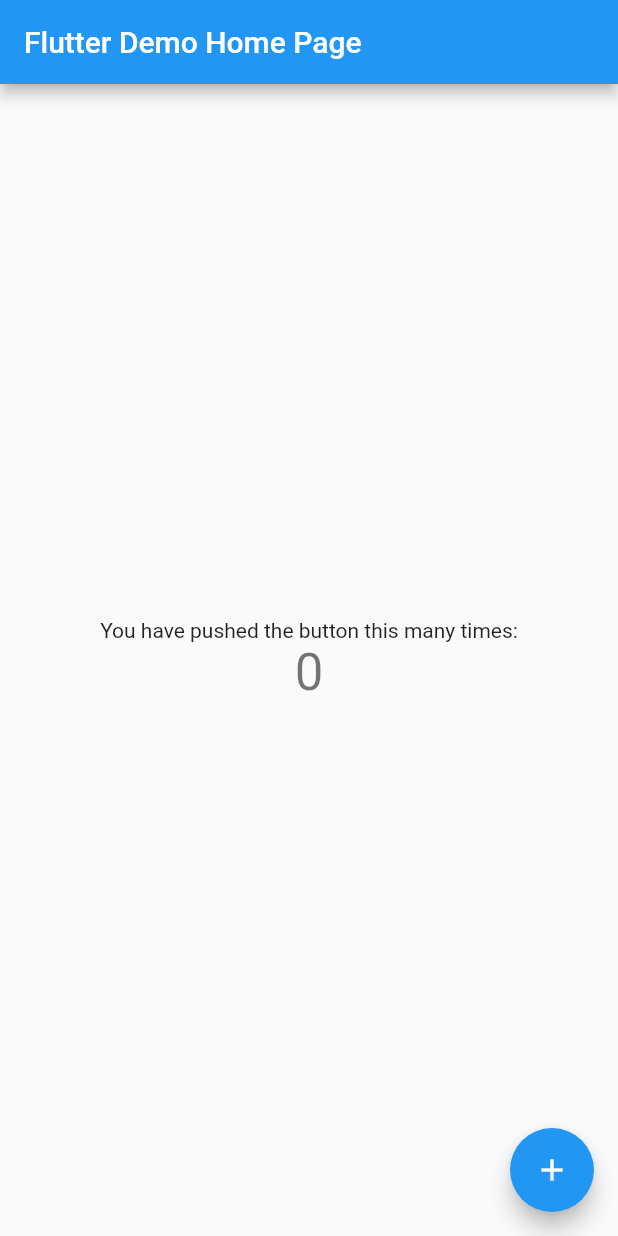
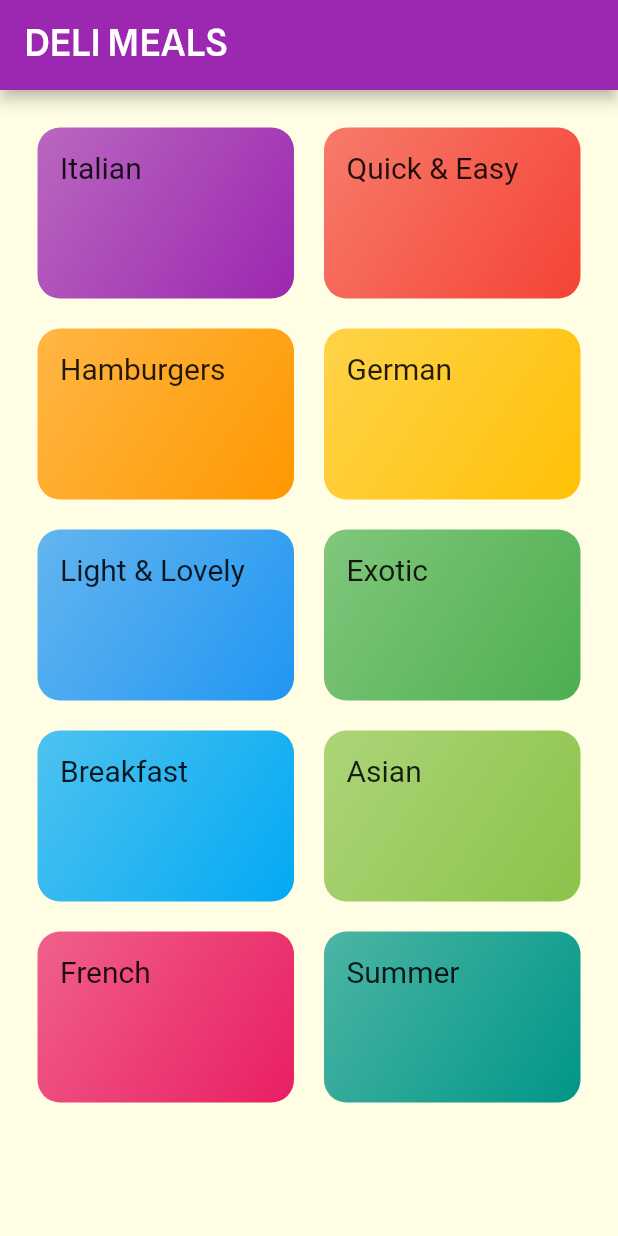
Before and after one commit to sadiksha1000/DeliZ, a Flutter app: the screen it shows after launch, on a phone screen of 412 x 824 dp. Run offline on Flutter 3.47's test engine with Material 2 defaults, Android fonts, the phone set to English and light mode, and no system bars; Roboto replaces fonts that are missing (SplineSans-Medium).

Commit message:
Food Categories

```diff
--- /dev/null
+++ b/delizious/lib/dummy_data.dart
@@ -0,0 +1,408 @@
+import 'package:flutter/material.dart';
+
+import './models/category.dart';
+// import './models/meal.dart';
+
+const DUMMY_CATEGORIES = [
+  Category(
+    id: 'c1',
+    title: 'Italian',
+    color: Colors.purple,
+  ),
+  Category(
+    id: 'c2',
+    title: 'Quick & Easy',
+    color: Colors.red,
+  ),
+  Category(
+    id: 'c3',
+    title: 'Hamburgers',
+    color: Colors.orange,
+  ),
+  Category(
+    id: 'c4',
+    title: 'German',
+    color: Colors.amber,
+  ),
+  Category(
+    id: 'c5',
+    title: 'Light & Lovely',
+    color: Colors.blue,
+  ),
+  Category(
+    id: 'c6',
+    title: 'Exotic',
+    color: Colors.green,
+  ),
+  Category(
+    id: 'c7',
+    title: 'Breakfast',
+    color: Colors.lightBlue,
+  ),
+  Category(
+    id: 'c8',
+    title: 'Asian',
+    color: Colors.lightGreen,
+  ),
+  Category(
+    id: 'c9',
+    title: 'French',
+    color: Colors.pink,
+  ),
+  Category(
+    id: 'c10',
+    title: 'Summer',
+    color: Colors.teal,
+  ),
+];
+
+// const DUMMY_MEALS = const [
+//   Meal(
+//     id: 'm1',
+//     categories: [
+//       'c1',
+//       'c2',
+//     ],
+//     title: 'Spaghetti with Tomato Sauce',
+//     affordability: Affordability.Affordable,
+//     complexity: Complexity.Simple,
+//     imageUrl:
+//         'https://upload.wikimedia.org/wikipedia/commons/thumb/2/20/Spaghetti_Bolognese_mit_Parmesan_oder_Grana_Padano.jpg/800px-Spaghetti_Bolognese_mit_Parmesan_oder_Grana_Padano.jpg',
+//     duration: 20,
+//     ingredients: [
+//       '4 Tomatoes',
+//       '1 Tablespoon of Olive Oil',
+//       '1 Onion',
+//       '250g Spaghetti',
+//       'Spices',
+//       'Cheese (optional)'
+//     ],
+//     steps: [
+//       'Cut the tomatoes and the onion into small pieces.',
+//       'Boil some water - add salt to it once it boils.',
+//       'Put the spaghetti into the boiling water - they should be done in about 10 to 12 minutes.',
+//       'In the meantime, heaten up some olive oil and add the cut onion.',
+//       'After 2 minutes, add the tomato pieces, salt, pepper and your other spices.',
+//       'The sauce will be done once the spaghetti are.',
+//       'Feel free to add some cheese on top of the finished dish.'
+//     ],
+//     isGlutenFree: false,
+//     isVegan: true,
+//     isVegetarian: true,
+//     isLactoseFree: true,
+//   ),
+//   Meal(
+//     id: 'm2',
+//     categories: [
+//       'c2',
+//     ],
+//     title: 'Toast Hawaii',
+//     affordability: Affordability.Affordable,
+//     complexity: Complexity.Simple,
+//     imageUrl:
+//         'https://cdn.pixabay.com/photo/2018/07/11/21/51/toast-3532016_1280.jpg',
+//     duration: 10,
+//     ingredients: [
+//       '1 Slice White Bread',
+//       '1 Slice Ham',
+//       '1 Slice Pineapple',
+//       '1-2 Slices of Cheese',
+//       'Butter'
+//     ],
+//     steps: [
+//       'Butter one side of the white bread',
+//       'Layer ham, the pineapple and cheese on the white bread',
+//       'Bake the toast for round about 10 minutes in the oven at 200°C'
+//     ],
+//     isGlutenFree: false,
+//     isVegan: false,
+//     isVegetarian: false,
+//     isLactoseFree: false,
+//   ),
+//   Meal(
+//     id: 'm3',
+//     categories: [
+//       'c2',
+//       'c3',
+//     ],
+//     title: 'Classic Hamburger',
+//     affordability: Affordability.Pricy,
+//     complexity: Complexity.Simple,
+//     imageUrl:
+//         'https://cdn.pixabay.com/photo/2014/10/23/18/05/burger-500054_1280.jpg',
+//     duration: 45,
+//     ingredients: [
+//       '300g Cattle Hack',
+//       '1 Tomato',
+//       '1 Cucumber',
+//       '1 Onion',
+//       'Ketchup',
+//       '2 Burger Buns'
+//     ],
+//     steps: [
+//       'Form 2 patties',
+//       'Fry the patties for c. 4 minutes on each side',
+//       'Quickly fry the buns for c. 1 minute on each side',
+//       'Bruch buns with ketchup',
+//       'Serve burger with tomato, cucumber and onion'
+//     ],
+//     isGlutenFree: false,
+//     isVegan: false,
+//     isVegetarian: false,
+//     isLactoseFree: true,
+//   ),
+//   Meal(
+//     id: 'm4',
+//     categories: [
+//       'c4',
+//     ],
+//     title: 'Wiener Schnitzel',
+//     affordability: Affordability.Luxurious,
+//     complexity: Complexity.Challenging,
+//     imageUrl:
+//         'https://cdn.pixabay.com/photo/2018/03/31/19/29/schnitzel-3279045_1280.jpg',
+//     duration: 60,
+//     ingredients: [
+//       '8 Veal Cutlets',
+//       '4 Eggs',
+//       '200g Bread Crumbs',
+//       '100g Flour',
+//       '300ml Butter',
+//       '100g Vegetable Oil',
+//       'Salt',
+//       'Lemon Slices'
+//     ],
+//     steps: [
+//       'Tenderize the veal to about 2–4mm, and salt on both sides.',
+//       'On a flat plate, stir the eggs briefly with a fork.',
+//       'Lightly coat the cutlets in flour then dip into the egg, and finally, coat in breadcrumbs.',
+//       'Heat the butter and oil in a large pan (allow the fat to get very hot) and fry the schnitzels until golden brown on both sides.',
+//       'Make sure to toss the pan regularly so that the schnitzels are surrounded by oil and the crumbing becomes ‘fluffy’.',
+//       'Remove, and drain on kitchen paper. Fry the parsley in the remaining oil and drain.',
+//       'Place the schnitzels on awarmed plate and serve garnishedwith parsley and slices of lemon.'
+//     ],
+//     isGlutenFree: false,
+//     isVegan: false,
+//     isVegetarian: false,
+//     isLactoseFree: false,
+//   ),
+//   Meal(
+//     id: 'm5',
+//     categories: [
+//       'c2'
+//           'c5',
+//       'c10',
+//     ],
+//     title: 'Salad with Smoked Salmon',
+//     affordability: Affordability.Luxurious,
+//     complexity: Complexity.Simple,
+//     imageUrl:
+//         'https://cdn.pixabay.com/photo/2016/10/25/13/29/smoked-salmon-salad-1768890_1280.jpg',
+//     duration: 15,
+//     ingredients: [
+//       'Arugula',
+//       'Lamb\'s Lettuce',
+//       'Parsley',
+//       'Fennel',
+//       '200g Smoked Salmon',
+//       'Mustard',
+//       'Balsamic Vinegar',
+//       'Olive Oil',
+//       'Salt and Pepper'
+//     ],
+//     steps: [
+//       'Wash and cut salad and herbs',
+//       'Dice the salmon',
+//       'Process mustard, vinegar and olive oil into a dessing',
+//       'Prepare the salad',
+//       'Add salmon cubes and dressing'
+//     ],
+//     isGlutenFree: true,
+//     isVegan: false,
+//     isVegetarian: true,
+//     isLactoseFree: true,
+//   ),
+//   Meal(
+//     id: 'm6',
+//     categories: [
+//       'c6',
+//       'c10',
+//     ],
+//     title: 'Delicious Orange Mousse',
+//     affordability: Affordability.Affordable,
+//     complexity: Complexity.Hard,
+//     imageUrl:
+//         'https://cdn.pixabay.com/photo/2017/05/01/05/18/pastry-2274750_1280.jpg',
+//     duration: 240,
+//     ingredients: [
+//       '4 Sheets of Gelatine',
+//       '150ml Orange Juice',
+//       '80g Sugar',
+//       '300g Yoghurt',
+//       '200g Cream',
+//       'Orange Peel',
+//     ],
+//     steps: [
+//       'Dissolve gelatine in pot',
+//       'Add orange juice and sugar',
+//       'Take pot off the stove',
+//       'Add 2 tablespoons of yoghurt',
+//       'Stir gelatin under remaining yoghurt',
+//       'Cool everything down in the refrigerator',
+//       'Whip the cream and lift it under die orange mass',
+//       'Cool down again for at least 4 hours',
+//       'Serve with orange peel',
+//     ],
+//     isGlutenFree: true,
+//     isVegan: false,
+//     isVegetarian: true,
+//     isLactoseFree: false,
+//   ),
+//   Meal(
+//     id: 'm7',
+//     categories: [
+//       'c7',
+//     ],
+//     title: 'Pancakes',
+//     affordability: Affordability.Affordable,
+//     complexity: Complexity.Simple,
+//     imageUrl:
+//         'https://cdn.pixabay.com/photo/2018/07/10/21/23/pancake-3529653_1280.jpg',
+//     duration: 20,
+//     ingredients: [
+//       '1 1/2 Cups all-purpose Flour',
+//       '3 1/2 Teaspoons Baking Powder',
+//       '1 Teaspoon Salt',
+//       '1 Tablespoon White Sugar',
+//       '1 1/4 cups Milk',
+//       '1 Egg',
+//       '3 Tablespoons Butter, melted',
+//     ],
+//     steps: [
+//       'In a large bowl, sift together the flour, baking powder, salt and sugar.',
+//       'Make a well in the center and pour in the milk, egg and melted butter; mix until smooth.',
+//       'Heat a lightly oiled griddle or frying pan over medium high heat.',
+//       'Pour or scoop the batter onto the griddle, using approximately 1/4 cup for each pancake. Brown on both sides and serve hot.'
+//     ],
+//     isGlutenFree: true,
+//     isVegan: false,
+//     isVegetarian: true,
+//     isLactoseFree: false,
+//   ),
+//   Meal(
+//     id: 'm8',
+//     categories: [
+//       'c8',
+//     ],
+//     title: 'Creamy Indian Chicken Curry',
+//     affordability: Affordability.Pricy,
+//     complexity: Complexity.Challenging,
+//     imageUrl:
+//         'https://cdn.pixabay.com/photo/2018/06/18/16/05/indian-food-3482749_1280.jpg',
+//     duration: 35,
+//     ingredients: [
+//       '4 Chicken Breasts',
+//       '1 Onion',
+//       '2 Cloves of Garlic',
+//       '1 Piece of Ginger',
+//       '4 Tablespoons Almonds',
+//       '1 Teaspoon Cayenne Pepper',
+//       '500ml Coconut Milk',
+//     ],
+//     steps: [
+//       'Slice and fry the chicken breast',
+//       'Process onion, garlic and ginger into paste and sauté everything',
+//       'Add spices and stir fry',
+//       'Add chicken breast + 250ml of water and cook everything for 10 minutes',
+//       'Add coconut milk',
+//       'Serve with rice'
+//     ],
+//     isGlutenFree: true,
+//     isVegan: false,
+//     isVegetarian: false,
+//     isLactoseFree: true,
+//   ),
+//   Meal(
+//     id: 'm9',
+//     categories: [
+//       'c9',
+//     ],
+//     title: 'Chocolate Souffle',
+//     affordability: Affordability.Affordable,
+//     complexity: Complexity.Hard,
+//     imageUrl:
+//         'https://cdn.pixabay.com/photo/2014/08/07/21/07/souffle-412785_1280.jpg',
+//     duration: 45,
+//     ingredients: [
+//       '1 Teaspoon melted Butter',
+//       '2 Tablespoons white Sugar',
+//       '2 Ounces 70% dark Chocolate, broken into pieces',
+//       '1 Tablespoon Butter',
+//       '1 Tablespoon all-purpose Flour',
+//       '4 1/3 tablespoons cold Milk',
+//       '1 Pinch Salt',
+//       '1 Pinch Cayenne Pepper',
+//       '1 Large Egg Yolk',
+//       '2 Large Egg Whites',
+//       '1 Pinch Cream of Tartar',
+//       '1 Tablespoon white Sugar',
+//     ],
+//     steps: [
+//       'Preheat oven to 190°C. Line a rimmed baking sheet with parchment paper.',
+//       'Brush bottom and sides of 2 ramekins lightly with 1 teaspoon melted butter; cover bottom and sides right up to the rim.',
+//       'Add 1 tablespoon white sugar to ramekins. Rotate ramekins until sugar coats all surfaces.',
+//       'Place chocolate pieces in a metal mixing bowl.',
+//       'Place bowl over a pan of about 3 cups hot water over low heat.',
+//       'Melt 1 tablespoon butter in a skillet over medium heat. Sprinkle in flour. Whisk until flour is incorporated into butter and mixture thickens.',
+//       'Whisk in cold milk until mixture becomes smooth and thickens. Transfer mixture to bowl with melted chocolate.',
+//       'Add salt and cayenne pepper. Mix together thoroughly. Add egg yolk and mix to combine.',
+//       'Leave bowl above the hot (not simmering) water to keep chocolate warm while you whip the egg whites.',
+//       'Place 2 egg whites in a mixing bowl; add cream of tartar. Whisk until mixture begins to thicken and a drizzle from the whisk stays on the surface about 1 second before disappearing into the mix.',
+//       'Add 1/3 of sugar and whisk in. Whisk in a bit more sugar about 15 seconds.',
+//       'whisk in the rest of the sugar. Continue whisking until mixture is about as thick as shaving cream and holds soft peaks, 3 to 5 minutes.',
+//       'Transfer a little less than half of egg whites to chocolate.',
+//       'Mix until egg whites are thoroughly incorporated into the chocolate.',
+//       'Add the rest of the egg whites; gently fold into the chocolate with a spatula, lifting from the bottom and folding over.',
+//       'Stop mixing after the egg white disappears. Divide mixture between 2 prepared ramekins. Place ramekins on prepared baking sheet.',
+//       'Bake in preheated oven until scuffles are puffed and have risen above the top of the rims, 12 to 15 minutes.',
+//     ],
+//     isGlutenFree: true,
+//     isVegan: false,
+//     isVegetarian: true,
+//     isLactoseFree: false,
+//   ),
+//   Meal(
+//     id: 'm10',
+//     categories: [
+//       'c2',
+//       'c5',
+//       'c10',
+//     ],
+//     title: 'Asparagus Salad with Cherry Tomatoes',
+//     affordability: Affordability.Luxurious,
+//     complexity: Complexity.Simple,
+//     imageUrl:
+//         'https://cdn.pixabay.com/photo/2018/04/09/18/26/asparagus-3304997_1280.jpg',
+//     duration: 30,
+//     ingredients: [
+//       'White and Green Asparagus',
+//       '30g Pine Nuts',
+//       '300g Cherry Tomatoes',
+//       'Salad',
+//       'Salt, Pepper and Olive Oil'
+//     ],
+//     steps: [
+//       'Wash, peel and cut the asparagus',
+//       'Cook in salted water',
+//       'Salt and pepper the asparagus',
+//       'Roast the pine nuts',
+//       'Halve the tomatoes',
+//       'Mix with asparagus, salad and dressing',
+//       'Serve with Baguette'
+//     ],
+//     isGlutenFree: true,
+//     isVegan: true,
+//     isVegetarian: true,
+//     isLactoseFree: true,
+//   ),
+// ];
--- /dev/null
+++ b/delizious/lib/home.dart
@@ -0,0 +1,22 @@
+import 'package:delizious/screens/categories.dart';
+import 'package:flutter/material.dart';
+import './widgets/appbar.dart';
+
+class MyHomePage extends StatefulWidget {
+  const MyHomePage({Key? key}) : super(key: key);
+
+  @override
+  _MyHomePageState createState() => _MyHomePageState();
+}
+
+class _MyHomePageState extends State<MyHomePage> {
+  @override
+  Widget build(BuildContext context) {
+    return Scaffold(
+      appBar: MyAppBar(
+        title: 'DELI MEALS',
+      ),
+      body: CategoriesScreen(),
+    );
+  }
+}
--- a/delizious/lib/main.dart
+++ b/delizious/lib/main.dart
@@ -1,3 +1,4 @@
+import 'package:delizious/home.dart';
 import 'package:flutter/material.dart';
 
 void main() {
@@ -13,103 +14,12 @@
     return MaterialApp(
       title: 'Flutter Demo',
       theme: ThemeData(
-        // This is the theme of your application.
-        //
-        // Try running your application with "flutter run". You'll see the
-        // application has a blue toolbar. Then, without quitting the app, try
-        // changing the primarySwatch below to Colors.green and then invoke
-        // "hot reload" (press "r" in the console where you ran "flutter run",
-        // or simply save your changes to "hot reload" in a Flutter IDE).
-        // Notice that the counter didn't reset back to zero; the application
-        // is not restarted.
-        primarySwatch: Colors.blue,
+        primarySwatch: Colors.purple,
+        fontFamily: "SplineSans",
+        accentColor: Colors.amber,
+        canvasColor: Color.fromRGBO(255, 254, 229, 1),
       ),
-      home: const MyHomePage(title: 'Flutter Demo Home Page'),
+      home: MyHomePage(),
     );
   }
 }
-
-class MyHomePage extends StatefulWidget {
-  const MyHomePage({Key? key, required this.title}) : super(key: key);
-
-  // This widget is the home page of your application. It is stateful, meaning
-  // that it has a State object (defined below) that contains fields that affect
-  // how it looks.
-
-  // This class is the configuration for the state. It holds the values (in this
-  // case the title) provided by the parent (in this case the App widget) and
-  // used by the build method of the State. Fields in a Widget subclass are
-  // always marked "final".
-
-  final String title;
-
-  @override
-  State<MyHomePage> createState() => _MyHomePageState();
-}
-
-class _MyHomePageState extends State<MyHomePage> {
-  int _counter = 0;
-
-  void _incrementCounter() {
-    setState(() {
-      // This call to setState tells the Flutter framework that something has
-      // changed in this State, which causes it to rerun the build method below
-      // so that the display can reflect the updated values. If we changed
-      // _counter without calling setState(), then the build method would not be
-      // called again, and so nothing would appear to happen.
-      _counter++;
-    });
-  }
-
-  @override
-  Widget build(BuildContext context) {
-    // This method is rerun every time setState is called, for instance as done
-    // by the _incrementCounter method above.
-    //
-    // The Flutter framework has been optimized to make rerunning build methods
-    // fast, so that you can just rebuild anything that needs updating rather
-    // than having to individually change instances of widgets.
-    return Scaffold(
-      appBar: AppBar(
-        // Here we take the value from the MyHomePage object that was created by
-        // the App.build method, and use it to set our appbar title.
-        title: Text(widget.title),
-      ),
-      body: Center(
-        // Center is a layout widget. It takes a single child and positions it
-        // in the middle of the parent.
-        child: Column(
-          // Column is also a layout widget. It takes a list of children and
-          // arranges them vertically. By default, it sizes itself to fit its
-          // children horizontally, and tries to be as tall as its parent.
-          //
-          // Invoke "debug painting" (press "p" in the console, choose the
-          // "Toggle Debug Paint" action from the Flutter Inspector in Android
-          // Studio, or the "Toggle Debug Paint" command in Visual Studio Code)
-          // to see the wireframe for each widget.
-          //
-          // Column has various properties to control how it sizes itself and
-          // how it positions its children. Here we use mainAxisAlignment to
-          // center the children vertically; the main axis here is the vertical
-          // axis because Columns are vertical (the cross axis would be
-          // horizontal).
-          mainAxisAlignment: MainAxisAlignment.center,
-          children: <Widget>[
-            const Text(
-              'You have pushed the button this many times:',
-            ),
-            Text(
-              '$_counter',
-              style: Theme.of(context).textTheme.headline4,
-            ),
-          ],
-        ),
-      ),
-      floatingActionButton: FloatingActionButton(
-        onPressed: _incrementCounter,
-        tooltip: 'Increment',
-        child: const Icon(Icons.add),
-      ), // This trailing comma makes auto-formatting nicer for build methods.
-    );
-  }
-}
--- /dev/null
+++ b/delizious/lib/models/category.dart
@@ -0,0 +1,9 @@
+import 'package:flutter/material.dart';
+
+class Category {
+  final String id;
+  final String title;
+  final Color color;
+
+  const Category({required this.id, required this.title, required this.color});
+}
--- /dev/null
+++ b/delizious/lib/screens/categories.dart
@@ -0,0 +1,30 @@
+import 'package:delizious/widgets/appBar.dart';
+import 'package:flutter/material.dart';
+import '../dummy_data.dart';
+import '../widgets/category_item.dart';
+
+class CategoriesScreen extends StatelessWidget {
+  const CategoriesScreen({Key? key}) : super(key: key);
+
+  @override
+  Widget build(BuildContext context) {
+    return Scaffold(
+      body: GridView(
+        padding: const EdgeInsets.all(25),
+        children: DUMMY_CATEGORIES
+            .map(
+              (catData) => CategoryItem(
+                title: catData.title,
+                color: catData.color,
+              ),
+            )
+            .toList(),
+        gridDelegate: const SliverGridDelegateWithMaxCrossAxisExtent(
+            maxCrossAxisExtent: 200,
+            childAspectRatio: 3 / 2,
+            crossAxisSpacing: 20,
+            mainAxisSpacing: 20),
+      ),
+    );
+  }
+}
--- /dev/null
+++ b/delizious/lib/widgets/appbar.dart
@@ -0,0 +1,25 @@
+import 'package:flutter/material.dart';
+
+class MyAppBar extends StatelessWidget implements PreferredSizeWidget {
+  final String title;
+
+  @override
+  final Size preferredSize;
+
+  MyAppBar({Key? key, required this.title})
+      : preferredSize = Size.fromHeight(60.0),
+        super(key: key);
+
+  @override
+  Widget build(BuildContext context) {
+    return AppBar(
+      title: Text(
+        title,
+        style: TextStyle(
+          fontSize: 25,
+        ),
+      ),
+      backgroundColor: Theme.of(context).primaryColor,
+    );
+  }
+}
--- /dev/null
+++ b/delizious/lib/widgets/category_item.dart
@@ -0,0 +1,30 @@
+import 'package:flutter/material.dart';
+
+class CategoryItem extends StatelessWidget {
+  final String title;
+  final Color color;
+
+  const CategoryItem({Key? key, required this.title, required this.color})
+      : super(key: key);
+
+  @override
+  Widget build(BuildContext context) {
+    return Container(
+        padding: const EdgeInsets.all(15),
+        child: Text(
+          title,
+          style: TextStyle(fontSize: 20, fontFamily: "SplineSans-Medium"),
+        ),
+        decoration: BoxDecoration(
+          gradient: LinearGradient(
+            colors: [
+              color.withOpacity(0.7),
+              color,
+            ],
+            begin: Alignment.topLeft,
+            end: Alignment.bottomRight,
+          ),
+          borderRadius: BorderRadius.circular(15),
+        ));
+  }
+}
```
Also changed, not shown: delizious/pubspec.yaml (+9 -6 lines), delizious/static/SplineSans-Bold.ttf (added), delizious/static/SplineSans-Light.ttf (added), delizious/static/SplineSans-Medium.ttf (added), delizious/static/SplineSans-Regular.ttf (added), delizious/static/SplineSans-SemiBold.ttf (added).
